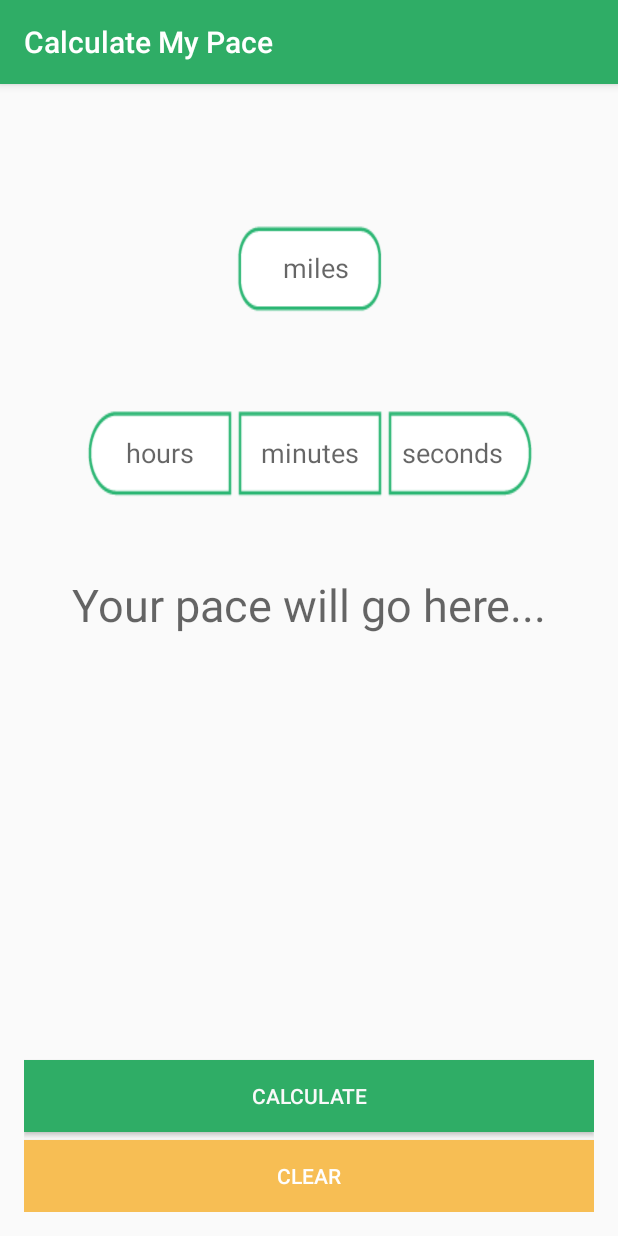
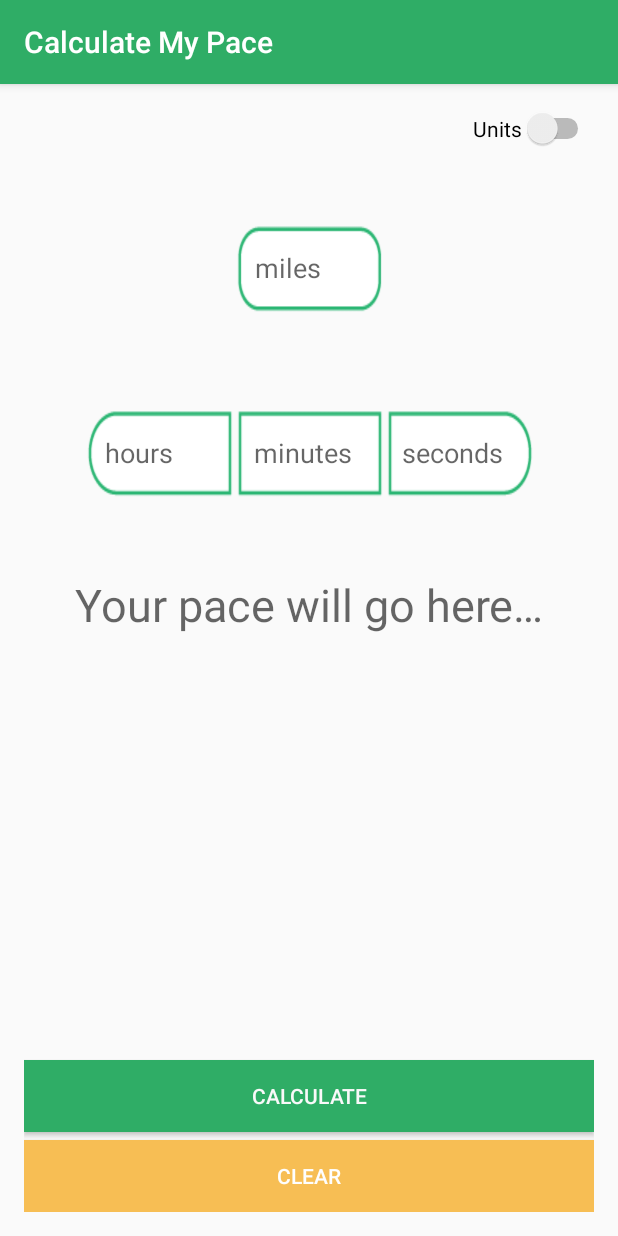
Before and after one commit to daviddalton/calculate-my-pace, an Android app: the MainActivity screen opened directly, with no data from a screen before it, on a phone screen of 412 x 824 dp. Run offline under Robolectric (Android 15) with nearby library versions, the phone set to English and light mode, and no system bars.

Commit message:
This is a good state of the app

```diff
--- a/app/src/main/java/com/example/david/calculate_my_pace/MainActivity.java
+++ b/app/src/main/java/com/example/david/calculate_my_pace/MainActivity.java
@@ -5,8 +5,11 @@ import android.os.Bundle;
 import android.text.format.DateUtils;
 import android.view.View;
 import android.widget.Button;
+import android.widget.CompoundButton;
 import android.widget.EditText;
+import android.widget.Switch;
 import android.widget.TextView;
+import android.widget.ToggleButton;
 
 public class MainActivity extends AppCompatActivity {
 
@@ -30,7 +33,8 @@ public class MainActivity extends AppCompatActivity {
         button.setOnClickListener(new View.OnClickListener() {
             @Override
             public void onClick(View view) {
-                calculate();
+                    calculate();
+
             }
 
         });
@@ -43,6 +47,20 @@ public class MainActivity extends AppCompatActivity {
             }
 
 
+        });
+
+        Switch converter = (Switch) findViewById(R.id.units_switch);
+        converter.setOnCheckedChangeListener(new CompoundButton.OnCheckedChangeListener() {
+            @Override
+            public void onCheckedChanged(CompoundButton buttonView, boolean isChecked) {
+                if (isChecked) {
+                    editDistance.setHint("kilo");
+                    // The toggle is enabled. Display the hint "Kilometers"
+                } else {
+                    editDistance.setHint("miles");
+                    // The toggle is disabled. Display the hint "Miles"
+                }
+            }
         });
     }
 
--- a/app/src/main/res/layout/activity_main.xml
+++ b/app/src/main/res/layout/activity_main.xml
@@ -26,7 +26,7 @@
         android:inputType="number"
         android:ems="10"
         android:id="@+id/hours"
-        android:hint="   hours"
+        android:hint="@string/hours_hint"
         android:layout_alignTop="@+id/minutes"
         android:layout_toStartOf="@+id/distance"
         android:background="@drawable/hoursbackground"
@@ -39,7 +39,7 @@
         android:ems="10"
         android:id="@+id/minutes"
         android:labelFor="@string/minutes"
-        android:hint=" minutes"
+        android:hint="@string/minutes_hint"
         android:layout_below="@+id/distance"
         android:layout_toEndOf="@+id/hours"
         android:layout_marginTop="62dp"
@@ -52,7 +52,7 @@
         android:inputType="number"
         android:ems="10"
         android:id="@+id/seconds"
-        android:hint="seconds"
+        android:hint="@string/seconds_hint"
         android:layout_alignTop="@+id/minutes"
         android:layout_toEndOf="@+id/minutes"
         android:background="@drawable/secondsbackground"
@@ -65,7 +65,7 @@
         android:ems="10"
         android:id="@+id/distance"
         android:layout_marginTop="76dp"
-        android:hint="    miles"
+        android:hint="@string/miles_hint"
         android:layout_alignParentTop="true"
         android:layout_centerHorizontal="true"
         android:background="@drawable/milesbackground"
@@ -76,7 +76,7 @@
         android:layout_height="match_parent"
         android:id="@+id/pace"
         android:layout_below="@+id/seconds"
-        android:hint="Your pace will go here..."
+        android:hint="@string/pace_text"
         android:layout_marginTop="50dp"
         android:layout_marginBottom="80dp"
         android:layout_centerInParent="true"
@@ -86,7 +86,7 @@
     <Button
         android:layout_width="wrap_content"
         android:layout_height="wrap_content"
-        android:text="Clear"
+        android:text="@string/clear"
         android:id="@+id/clear_button"
         android:background="#f7be54"
         android:layout_alignParentBottom="true"
@@ -95,10 +95,14 @@
         android:textColor="#fefefe"
         android:layout_marginTop="5dp" />
 
-
-
-
-
+    <Switch
+        android:layout_width="wrap_content"
+        android:layout_height="wrap_content"
+        android:id="@+id/units_switch"
+        android:checked="false"
+        android:layout_alignParentTop="true"
+        android:layout_alignEnd="@+id/pace"
+        android:text="@string/units_switch" />
 
 
 </RelativeLayout>
--- a/app/src/main/res/values/strings.xml
+++ b/app/src/main/res/values/strings.xml
@@ -2,9 +2,18 @@
     <string name="app_name">Calculate My Pace</string>
     <string name="calculate_button">Calculate</string>
     <string name="title_activity_calculate">calculate</string>
-    <string name="minutes">Minutes:</string>
-    <string name="hours">Hours:</string>
-    <string name="seconds">Seconds:</string>
-    <string name="distance">Distance:</string>
+    <string name="minutes">Minutes</string>
+    <string name="hours">Hours</string>
+    <string name="seconds">Seconds</string>
+    <string name="distance">coming soon…</string>
+    <string name="pace">Pace</string>
+    <string name="time">coming soon…</string>
+    <string name="pace_text">Your pace will go here…</string>
+    <string name="clear">Clear</string>
+    <string name="hours_hint">hours</string>
+    <string name="minutes_hint">minutes</string>
+    <string name="seconds_hint">seconds</string>
+    <string name="miles_hint">miles</string>
+    <string name="units_switch">Units  </string>
 
 </resources>
```
Also changed, not shown: app/src/main/res/layout/activity_first.xml (+7 -9 lines).
